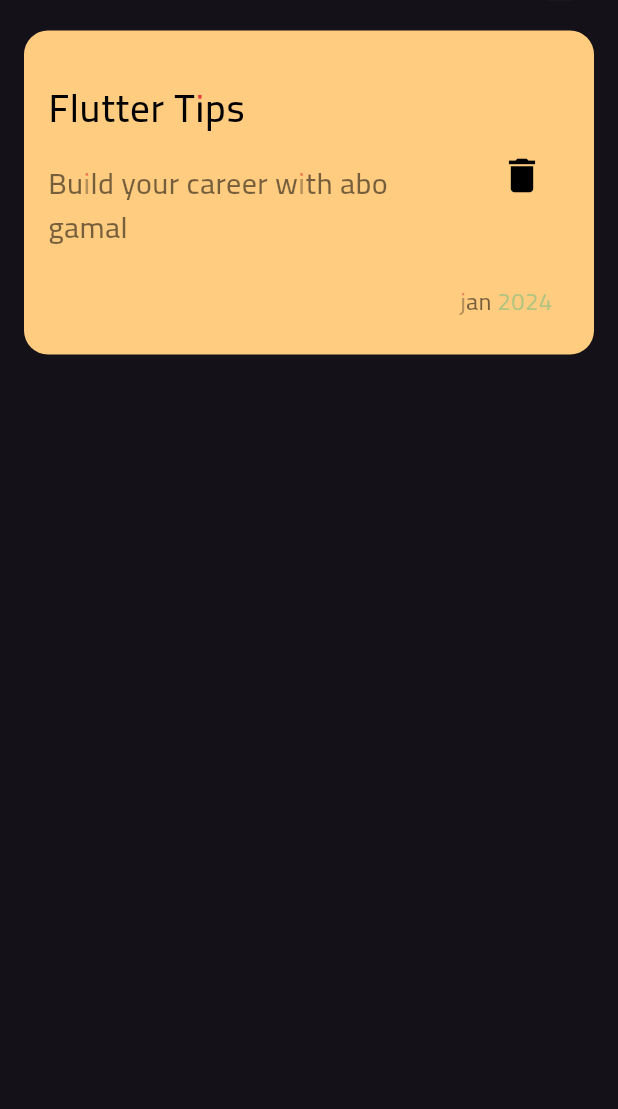
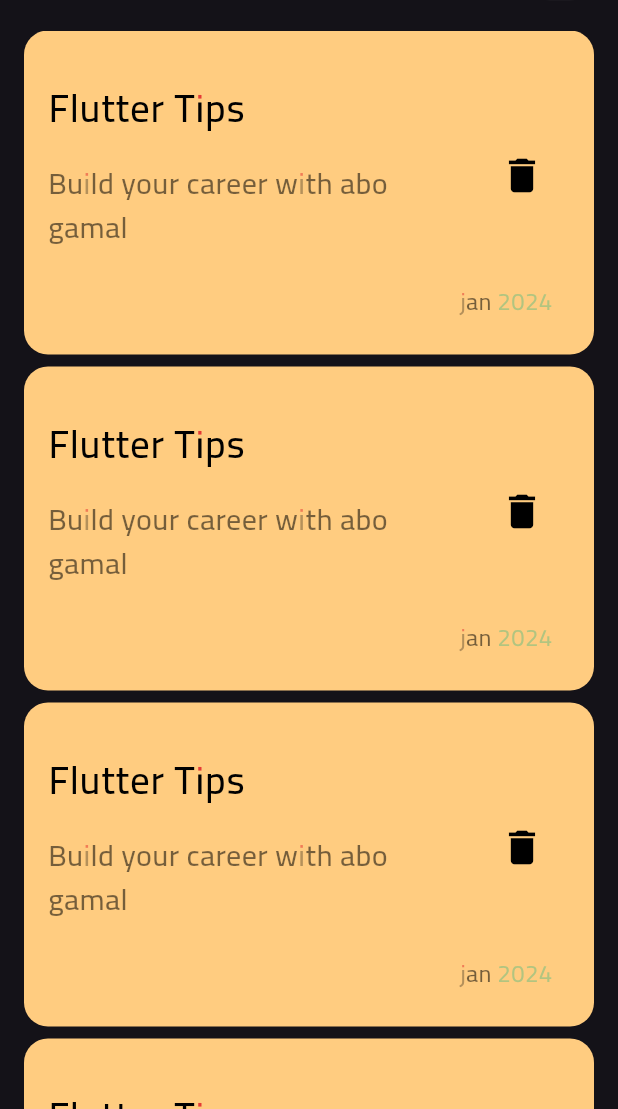
Before and after one commit to Mohamedgamaal16/notes_app, a Flutter app: the screen it shows after launch, on a phone screen of 412 x 824 dp, the part 127-1236 px from its top. Run offline on Flutter 3.47's test engine with Material 3 defaults, Android fonts, the phone set to English and light mode, and no system bars.

Commit message:
create notes listview

```diff
--- a/lib/views/widgets/note_item.dart
+++ b/lib/views/widgets/note_item.dart
@@ -5,7 +5,9 @@
 
   @override
   Widget build(BuildContext context) {
-    return Container(
+    return Padding(
+      padding: const EdgeInsets.only(bottom: 8.0),
+      child: Container(
         padding: const EdgeInsets.only(left: 16, top: 24, bottom: 24, right: 24),
         decoration: BoxDecoration(
           color: const Color(0xffFFCC80),
@@ -41,6 +43,7 @@
             )
           ],
         ),
+      ),
     );
   }
 }
--- /dev/null
+++ b/lib/views/widgets/notes_listView.dart
@@ -0,0 +1,13 @@
+import 'package:flutter/material.dart';
+import 'package:notes_app_gemy/views/widgets/note_item.dart';
+
+class NotesListView extends StatelessWidget {
+  const NotesListView({super.key});
+
+  @override
+  Widget build(BuildContext context) {
+    return ListView.builder(itemCount: 15 ,itemBuilder: (context, index) {
+      return const NoteItem();
+    });
+  }
+}
--- a/lib/views/widgets/notes_views_body.dart
+++ b/lib/views/widgets/notes_views_body.dart
@@ -1,6 +1,6 @@
 import 'package:flutter/material.dart';
 import 'package:notes_app_gemy/views/widgets/custom_app_bar.dart';
-import 'package:notes_app_gemy/views/widgets/note_item.dart';
+import 'package:notes_app_gemy/views/widgets/notes_listView.dart';
 
 class NotesViewBody extends StatelessWidget {
   const NotesViewBody({super.key});
@@ -18,7 +18,7 @@
           SizedBox(
             height: 20,
           ),
-          NoteItem(),
+          Expanded(child: NotesListView()),
         ],
       ),
     );
```
Lines whose indentation alone changed are shown as unchanged.
